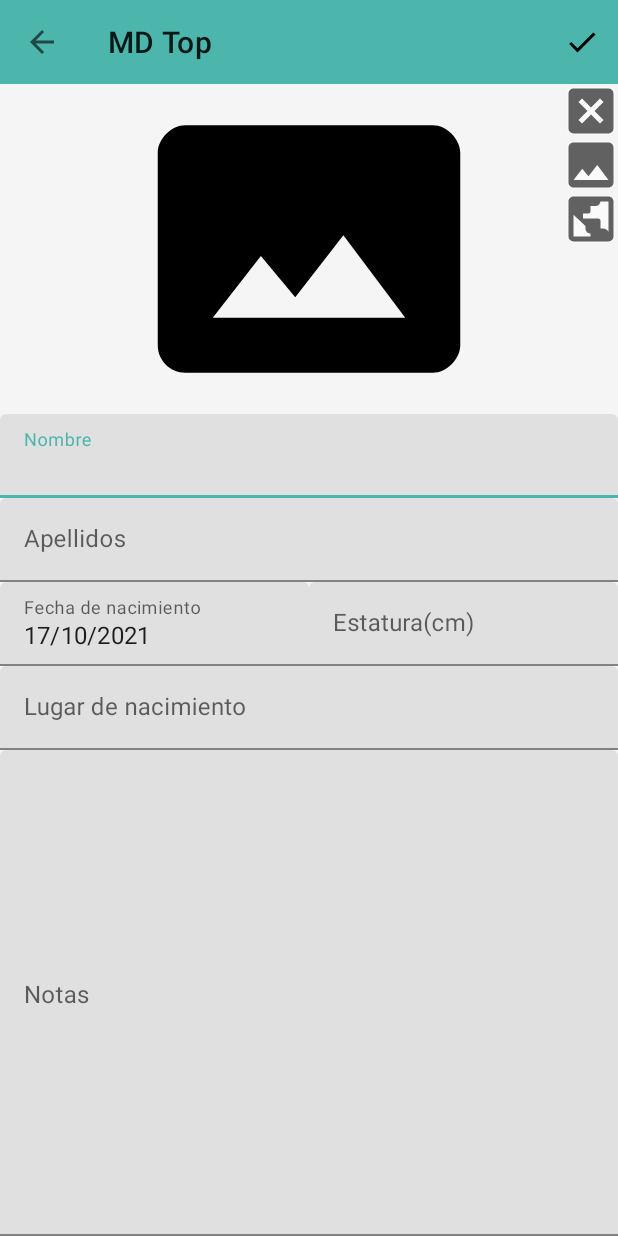
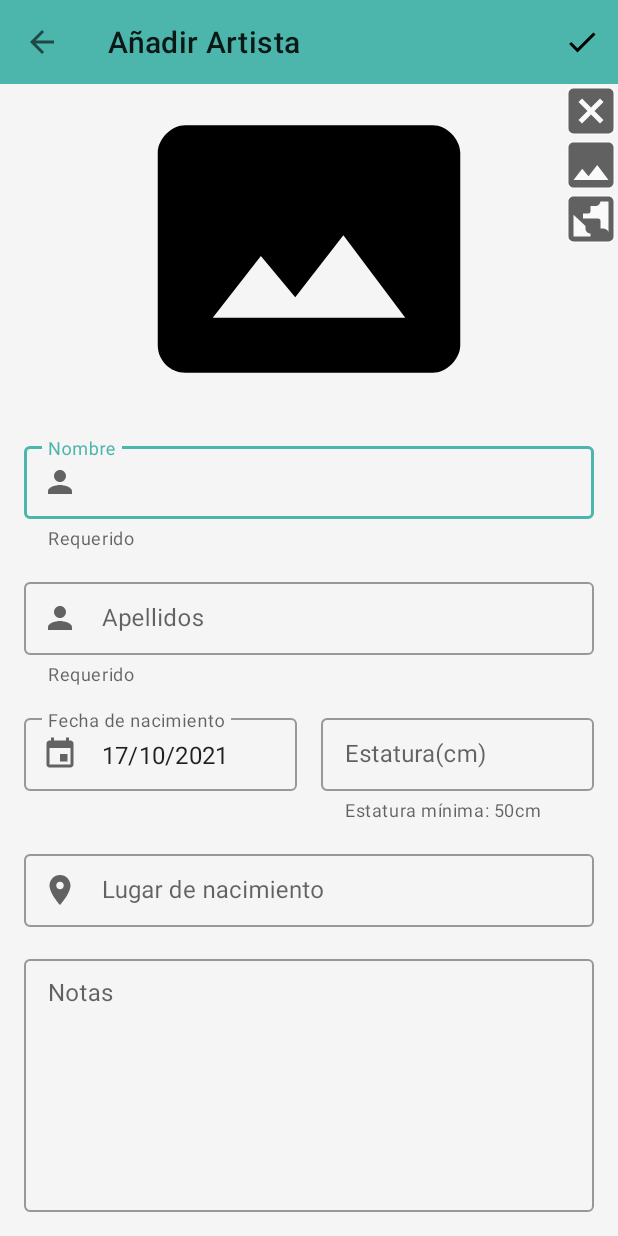
Before and after one commit to franlop24/MD-TopArtists, an Android app: the AddArtistActivity screen opened directly, with no data from a screen before it, on a phone screen of 412 x 824 dp. Run offline under Robolectric (Android 15) with nearby library versions, the phone set to English and light mode, and no system bars; our stand-ins replace ButterKnife; libraries missing offline, so code that uses them is left out: com.raizlabs.android; pictures from the network do not load.

Commit message:
vista addArtist - Text fields

```diff
--- a/app/src/main/AndroidManifest.xml
+++ b/app/src/main/AndroidManifest.xml
@@ -23,7 +23,8 @@
                 <category android:name="android.intent.category.LAUNCHER" />
             </intent-filter>
         </activity>
-        <activity android:name=".AddArtistActivity" />
+        <activity android:name=".AddArtistActivity"
+            android:label="@string/addArtist_title"/>
         <activity
             android:name=".DetalleActivity"
             android:label="@string/detalle_title"
--- /dev/null
+++ b/app/src/main/res/drawable/ic_insert_invitation.xml
@@ -0,0 +1,10 @@
+<vector xmlns:android="http://schemas.android.com/apk/res/android"
+    android:width="24dp"
+    android:height="24dp"
+    android:viewportWidth="24"
+    android:viewportHeight="24"
+    android:tint="?attr/colorControlNormal">
+  <path
+      android:fillColor="@android:color/white"
+      android:pathData="M17,12h-5v5h5v-5zM16,1v2L8,3L8,1L6,1v2L5,3c-1.11,0 -1.99,0.9 -1.99,2L3,19c0,1.1 0.89,2 2,2h14c1.1,0 2,-0.9 2,-2L21,5c0,-1.1 -0.9,-2 -2,-2h-1L18,1h-2zM19,19L5,19L5,8h14v11z"/>
+</vector>
--- /dev/null
+++ b/app/src/main/res/drawable/ic_person.xml
@@ -0,0 +1,10 @@
+<vector xmlns:android="http://schemas.android.com/apk/res/android"
+    android:width="24dp"
+    android:height="24dp"
+    android:viewportWidth="24"
+    android:viewportHeight="24"
+    android:tint="?attr/colorControlNormal">
+  <path
+      android:fillColor="@android:color/white"
+      android:pathData="M12,12c2.21,0 4,-1.79 4,-4s-1.79,-4 -4,-4 -4,1.79 -4,4 1.79,4 4,4zM12,14c-2.67,0 -8,1.34 -8,4v2h16v-2c0,-2.66 -5.33,-4 -8,-4z"/>
+</vector>
--- /dev/null
+++ b/app/src/main/res/drawable/ic_place.xml
@@ -0,0 +1,10 @@
+<vector xmlns:android="http://schemas.android.com/apk/res/android"
+    android:width="24dp"
+    android:height="24dp"
+    android:viewportWidth="24"
+    android:viewportHeight="24"
+    android:tint="?attr/colorControlNormal">
+  <path
+      android:fillColor="@android:color/white"
+      android:pathData="M12,2C8.13,2 5,5.13 5,9c0,5.25 7,13 7,13s7,-7.75 7,-13c0,-3.87 -3.13,-7 -7,-7zM12,11.5c-1.38,0 -2.5,-1.12 -2.5,-2.5s1.12,-2.5 2.5,-2.5 2.5,1.12 2.5,2.5 -1.12,2.5 -2.5,2.5z"/>
+</vector>
--- a/app/src/main/res/layout/activity_add_artist.xml
+++ b/app/src/main/res/layout/activity_add_artist.xml
@@ -68,8 +68,12 @@
             </FrameLayout>
 
             <com.google.android.material.textfield.TextInputLayout
+                android:id="@+id/tilNombre"
                 android:layout_width="match_parent"
-                android:layout_height="wrap_content">
+                android:layout_height="wrap_content"
+                app:helperText="@string/addArtist_help_required"
+                app:startIconDrawable="@drawable/ic_person"
+                style="@style/MyTheme.DayNight.TextInputLayout">
                 <com.google.android.material.textfield.TextInputEditText
                     android:id="@+id/etNombre"
                     android:layout_width="match_parent"
@@ -81,7 +85,10 @@
 
             <com.google.android.material.textfield.TextInputLayout
                 android:layout_width="match_parent"
-                android:layout_height="wrap_content">
+                android:layout_height="wrap_content"
+                app:helperText="@string/addArtist_help_required"
+                app:startIconDrawable="@drawable/ic_person"
+                style="@style/MyTheme.DayNight.TextInputLayout">
                 <com.google.android.material.textfield.TextInputEditText
                     android:id="@+id/etApellidos"
                     android:layout_width="match_parent"
@@ -102,7 +109,10 @@
                 <com.google.android.material.textfield.TextInputLayout
                     android:layout_width="0dp"
                     android:layout_height="wrap_content"
-                    android:layout_weight="50">
+                    android:layout_weight="50"
+                    android:layout_marginEnd="@dimen/common_padding_min"
+                    app:startIconDrawable="@drawable/ic_insert_invitation"
+                    style="@style/MyTheme.DayNight.TextInputLayout">
                     <com.google.android.material.textfield.TextInputEditText
                         android:id="@+id/etFechaNacimiento"
                         android:layout_width="match_parent"
@@ -112,9 +122,13 @@
                 </com.google.android.material.textfield.TextInputLayout>
 
                 <com.google.android.material.textfield.TextInputLayout
+                    android:id="@+id/tilEstatura"
                     android:layout_width="0dp"
                     android:layout_height="wrap_content"
-                    android:layout_weight="50">
+                    android:layout_weight="50"
+                    android:layout_marginStart="@dimen/common_padding_min"
+                    app:helperText="@string/addArtist_help_estaturaMin"
+                    style="@style/MyTheme.DayNight.TextInputLayout">
                     <com.google.android.material.textfield.TextInputEditText
                         android:id="@+id/etEstatura"
                         android:layout_width="match_parent"
@@ -127,7 +141,9 @@
 
             <com.google.android.material.textfield.TextInputLayout
                 android:layout_width="match_parent"
-                android:layout_height="wrap_content">
+                android:layout_height="wrap_content"
+                app:startIconDrawable="@drawable/ic_place"
+                style="@style/MyTheme.DayNight.TextInputLayout">
                 <com.google.android.material.textfield.TextInputEditText
                     android:id="@+id/etLugarNacimiento"
                     android:layout_width="match_parent"
@@ -139,7 +155,9 @@
 
             <com.google.android.material.textfield.TextInputLayout
                 android:layout_width="match_parent"
-                android:layout_height="match_parent">
+                android:layout_height="match_parent"
+                android:layout_marginBottom="@dimen/item_padding_vertical"
+                style="@style/MyTheme.DayNight.TextInputLayout">
                 <com.google.android.material.textfield.TextInputEditText
                     android:id="@+id/etNotas"
                     android:layout_width="match_parent"
--- a/app/src/main/res/values/dimens.xml
+++ b/app/src/main/res/values/dimens.xml
@@ -11,4 +11,5 @@
     <dimen name="item_padding_vertical">16dp</dimen>
     <dimen name="item_padding_horizontal">16dp</dimen>
     <dimen name="item_text_size_secondary">12sp</dimen>
+    <dimen name="common_padding_min">8dp</dimen>
 </resources>
--- a/app/src/main/res/values/strings.xml
+++ b/app/src/main/res/values/strings.xml
@@ -30,4 +30,7 @@
     <string name="main_dialogDelete_message">¿Estas seguro de que deseas eliminar a %s?\nSe eliminará permanentemente.</string>
     <string name="main_message_delete_success">Artista eliminado correctamente.</string>
     <string name="main_message_delete_fail">El artista no ha sido eliminado correctamente.</string>
+    <string name="addArtist_title">Añadir Artista</string>
+    <string name="addArtist_help_required">Requerido</string>
+    <string name="addArtist_help_estaturaMin">Estatura mínima: 50cm</string>
 </resources>
--- a/app/src/main/res/values/styles.xml
+++ b/app/src/main/res/values/styles.xml
@@ -41,4 +41,11 @@
         <item name="android:textColor">?android:attr/textColorSecondary</item>
     </style>
 
+    <!-- Text Inputs  -->
+    <style name="MyTheme.DayNight.TextInputLayout" parent="Widget.MaterialComponents.TextInputLayout.OutlinedBox.Dense">
+        <item name="android:layout_marginStart">@dimen/item_padding_horizontal</item>
+        <item name="android:layout_marginEnd">@dimen/item_padding_horizontal</item>
+        <item name="android:layout_marginTop">@dimen/item_padding_vertical</item>
+    </style>
+
 </resources>
```
